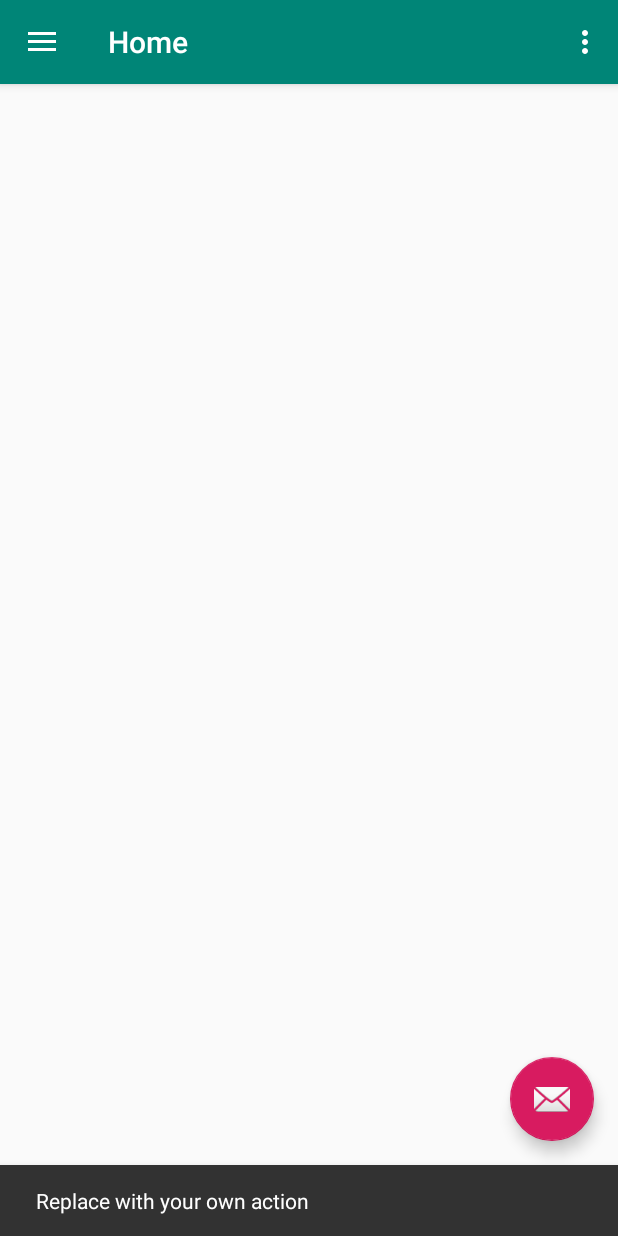
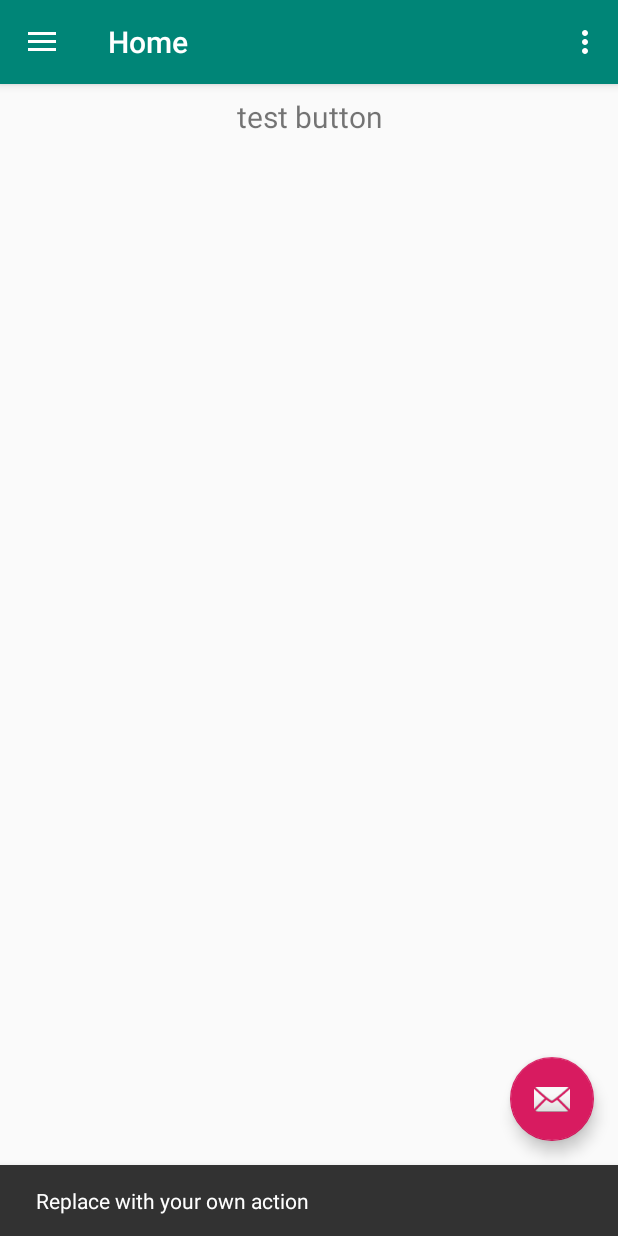
Before and after one commit to since85stas/SchedulerMonth, an Android app: the screen it shows after launch (MainActivity), after a tap on an icon or button, on a phone screen of 412 x 824 dp. Run offline under Robolectric (Android 15) with nearby library versions, the phone set to English and light mode, and no system bars; our stand-ins replace Room's generated code, data binding, navigation-ui.

Commit message:
Исправлено отображение фрагмента, доделано обращение к бд

```diff
--- a/app/src/main/java/stas/batura/schedulermonth/ui/home/HomeFragment.kt
+++ b/app/src/main/java/stas/batura/schedulermonth/ui/home/HomeFragment.kt
@@ -6,14 +6,13 @@ import android.view.LayoutInflater
 import android.view.View
 import android.view.ViewGroup
 import android.widget.TextView
+import androidx.databinding.DataBindingUtil
 import androidx.fragment.app.Fragment
 import androidx.lifecycle.Observer
 import androidx.lifecycle.ViewModelProviders
 import stas.batura.schedulermonth.R
 import stas.batura.schedulermonth.repository.room.LessonsDatabase
-import androidx.databinding.DataBindingUtil
-
-
+import stas.batura.schedulermonth.databinding.FragmentHomeBinding
 
 class HomeFragment : Fragment() {
 
@@ -24,20 +23,18 @@ class HomeFragment : Fragment() {
         savedInstanceState: Bundle?
     ): View? {
 
-        val bindings = DataBindingUtil.inflate(inflater, R.layout.fragment_home,container,false)
+        // Get a reference to the binding object and inflate the fragment views.
+        val bindings: FragmentHomeBinding = DataBindingUtil.inflate(inflater, R.layout.fragment_home,container,false)
+
         val application : Application = requireNotNull(this.activity).application
-
         val database = LessonsDatabase.getInstance(application).lessonsDatabaseDao
-
         val viewModelFactory = HomeViewModelFactory( database, application)
 
+        // get a view model
+        val homeViewModel = ViewModelProviders.of(this, viewModelFactory).get( HomeViewModel :: class.java)
 
-//        homeViewModel =
-//            ViewModelProviders.of(this).get(HomeViewModel::class.java)
-
-         val homeViewModel = ViewModelProviders.of(this, viewModelFactory).get( HomeViewModel :: class.java)
-
-//        val root = inflater.inflate(R.layout.fragment_home, container, false)
+        // связываем переменные в модели и ui
+        bindings.homeViewModel = homeViewModel
 //        val textView: TextView = root.findViewById(R.id.text_home)
 //        homeViewModel.text.observe(this, Observer {
 //            textView.text = it
--- a/app/src/main/java/stas/batura/schedulermonth/ui/home/HomeViewModel.kt
+++ b/app/src/main/java/stas/batura/schedulermonth/ui/home/HomeViewModel.kt
@@ -4,9 +4,11 @@ import android.app.Application
 import androidx.lifecycle.LiveData
 import androidx.lifecycle.MutableLiveData
 import androidx.lifecycle.ViewModel
+import kotlinx.coroutines.*
 import stas.batura.schedulermonth.repository.room.LessonsDatabase
 import stas.batura.schedulermonth.repository.room.LessonsDatabaseDao
 import stas.batura.schedulermonth.repository.room.Section
+import kotlin.text.Typography.section
 
 class HomeViewModel (val dataSource : LessonsDatabaseDao, val contex: Application) : ViewModel() {
 
@@ -16,13 +18,60 @@ class HomeViewModel (val dataSource : LessonsDatabaseDao, val contex: Applicatio
     val text: LiveData<String> = _text
 
     /**
+     * viewModelJob allows us to cancel all coroutines started by this ViewModel.
+     */
+    private var viewModelJob = Job()
+
+    /**
+     * A [CoroutineScope] keeps track of all coroutines started by this ViewModel.
+     *
+     * Because we pass it [viewModelJob], any coroutine started in this uiScope can be cancelled
+     * by calling `viewModelJob.cancel()`
+     *
+     * By default, all coroutines started in uiScope will launch in [Dispatchers.Main] which is
+     * the main thread on Android. This is a sensible default because most coroutines started by
+     * a [ViewModel] update the UI after performing some processing.
+     */
+    private val uiScope = CoroutineScope(Dispatchers.Main + viewModelJob)
+
+    /**
      * инициализируем вьюмодель
      */
     init {
-
+        uiScope.launch {
+            val testSection = getSectionFromDb(1)
+            print("test")
+        }
     }
 
-    fun addSection(section: Section) {
-        dataSource.insertSection(section)
+    /**
+     *вызываетс для добавления новой секции
+     */
+    fun addSection() {
+        uiScope.launch {
+            val section = Section()
+            saveSectionInDb(section)
+        }
     }
+
+    /**
+     *добавля т данные о добавленной секции в базу данных
+     */
+    private suspend fun saveSectionInDb(section: Section) {
+        withContext(Dispatchers.IO) {
+            dataSource.insertSection(section)
+        }
+    }
+
+    /**
+     * получаем информацию о секции из базы данных по номеру секции
+     */
+    private suspend fun getSectionFromDb(key:Long) : Section? {
+        return withContext(Dispatchers.IO) {
+            var section = dataSource.qetSection(key)
+            section
+        }
+    }
+
+
 }
--- a/app/src/main/java/stas/batura/schedulermonth/ui/home/HomeViewModelFactory.kt
+++ b/app/src/main/java/stas/batura/schedulermonth/ui/home/HomeViewModelFactory.kt
@@ -16,7 +16,7 @@ class HomeViewModelFactory(
     private val application: Application) : ViewModelProvider.Factory {
     @Suppress("unchecked_cast")
     override fun <T : ViewModel?> create(modelClass: Class<T>): T {
-        if (modelClass.isAssignableFrom(HomeViewModelFactory::class.java)) {
+        if (modelClass.isAssignableFrom(HomeViewModel::class.java)) {
             return HomeViewModel(dataSource, application) as T
         }
         throw IllegalArgumentException("Unknown ViewModel class")
--- a/app/src/main/res/layout/fragment_home.xml
+++ b/app/src/main/res/layout/fragment_home.xml
@@ -1,6 +1,8 @@
 <?xml version="1.0" encoding="utf-8"?>
 <layout xmlns:android="http://schemas.android.com/apk/res/android"
-    xmlns:app="http://schemas.android.com/apk/res-auto">
+    xmlns:app="http://schemas.android.com/apk/res-auto"
+    xmlns:tools="http://schemas.android.com/tools"
+    >
 
     <data>
         <variable
@@ -11,7 +13,6 @@
     <androidx.constraintlayout.widget.ConstraintLayout
         android:layout_width="match_parent"
         android:layout_height="match_parent">
-
 
         <TextView
             android:id="@+id/text_home"
@@ -25,6 +26,9 @@
             app:layout_constraintEnd_toEndOf="parent"
             app:layout_constraintStart_toStartOf="parent"
             app:layout_constraintTop_toTopOf="parent"
+            android:text="test button"
+
+            android:onClick="@{() -> homeViewModel.addSection()}"
             />
     </androidx.constraintlayout.widget.ConstraintLayout>
 </layout>
```
Also changed, not shown: app/build.gradle (+11 -4 lines).
